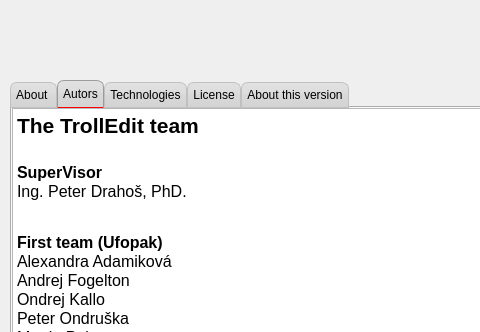
The window that ui/abouttrolledit.ui (Innovators-Team10/TrollEdit) describes before a commit, drawn with Qt 5; both pictures show x 0 to 480 and y 0 to 332 of the 758 by 479 pixel window.
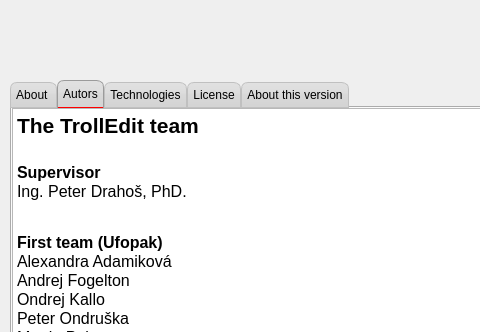
The same window after the commit. The open tabs and pages were chosen to show the change. Icons and pictures are not drawn.

What changed in the file:
```diff
--- a/ui/abouttrolledit.ui
+++ b/ui/abouttrolledit.ui
@@ -122,7 +122,7 @@
 &lt;/style&gt;&lt;/head&gt;&lt;body style=&quot; font-family:'MS Shell Dlg 2'; font-size:8.25pt; font-weight:400; font-style:normal;&quot;&gt;
 &lt;p style=&quot; margin-top:0px; margin-bottom:0px; margin-left:0px; margin-right:0px; -qt-block-indent:0; text-indent:0px;&quot;&gt;&lt;span style=&quot; font-size:16pt; font-weight:600; color:#000000;&quot;&gt;The TrollEdit team&lt;/span&gt;&lt;/p&gt;
 &lt;p style=&quot;-qt-paragraph-type:empty; margin-top:0px; margin-bottom:0px; margin-left:0px; margin-right:0px; -qt-block-indent:0; text-indent:0px; font-size:16pt; font-weight:600;&quot;&gt;&lt;/p&gt;
-&lt;p style=&quot; margin-top:0px; margin-bottom:0px; margin-left:0px; margin-right:0px; -qt-block-indent:0; text-indent:0px;&quot;&gt;&lt;span style=&quot; font-size:12pt; font-weight:600;&quot;&gt;SuperVisor&lt;/span&gt;&lt;/p&gt;
+&lt;p style=&quot; margin-top:0px; margin-bottom:0px; margin-left:0px; margin-right:0px; -qt-block-indent:0; text-indent:0px;&quot;&gt;&lt;span style=&quot; font-size:12pt; font-weight:600;&quot;&gt;Supervisor&lt;/span&gt;&lt;/p&gt;
 &lt;p style=&quot; margin-top:0px; margin-bottom:0px; margin-left:0px; margin-right:0px; -qt-block-indent:0; text-indent:0px;&quot;&gt;&lt;span style=&quot; font-size:12pt;&quot;&gt;Ing. Peter Drahoš, PhD.&lt;/span&gt;&lt;/p&gt;
 &lt;p style=&quot;-qt-paragraph-type:empty; margin-top:0px; margin-bottom:0px; margin-left:0px; margin-right:0px; -qt-block-indent:0; text-indent:0px; font-size:8pt;&quot;&gt;&lt;/p&gt;
 &lt;p style=&quot;-qt-paragraph-type:empty; margin-top:0px; margin-bottom:0px; margin-left:0px; margin-right:0px; -qt-block-indent:0; text-indent:0px; font-size:12pt; font-weight:600;&quot;&gt;&lt;/p&gt;
```
Left out of the diff: 2 changed lines with no effect on the pictures.
